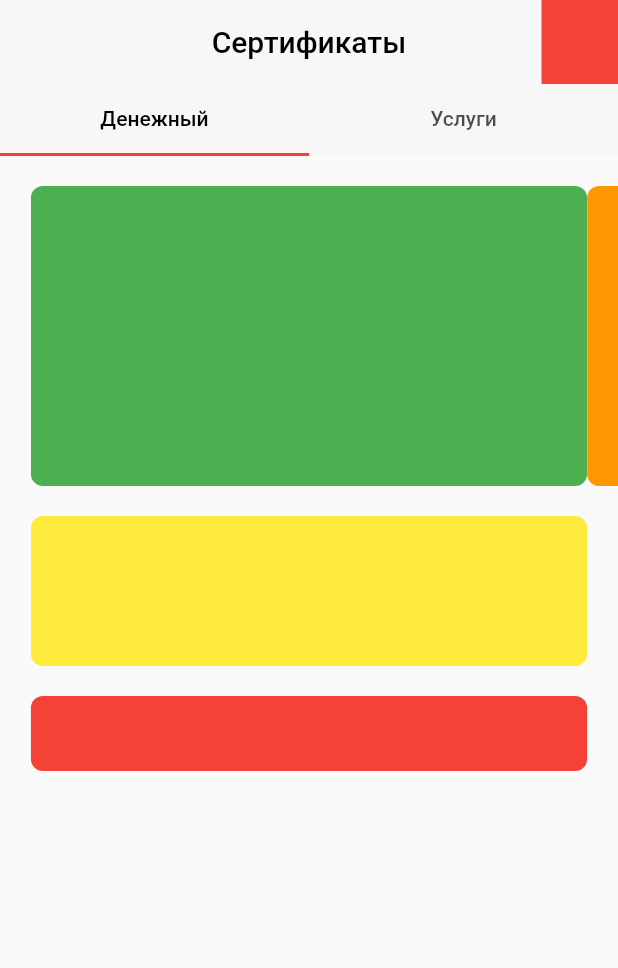
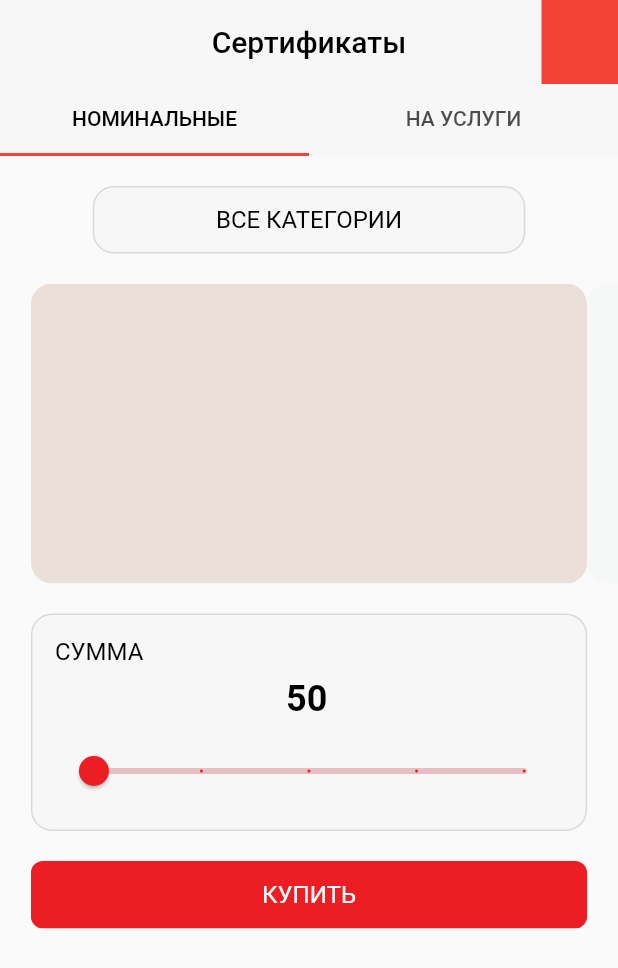
Before and after one commit to pokenem/mtc_xackaton, a Flutter app: the screen it shows after launch, on a phone screen of 412 x 824 dp. Shown: the top 968 px of the screen. Run offline on Flutter 3.47's test engine with Material 2 defaults, Android fonts, the phone set to English and light mode, and no system bars; Roboto replaces fonts that are missing (Arial).

```diff
--- a/lib/ui/app.dart
+++ b/lib/ui/app.dart
@@ -15,7 +15,7 @@ class App extends StatelessWidget {
   @override
   Widget build(BuildContext context) {
     return MaterialApp.router(
-      title: "MTS Hackaton",
+      title: "MTS Hackathon",
       routerDelegate: _routerDelegate,
       routeInformationParser: _routeInformationParser,
     );
--- a/lib/ui/pages/main_page/tabs/tab_money.dart
+++ b/lib/ui/pages/main_page/tabs/tab_money.dart
@@ -1,8 +1,61 @@
+import 'dart:ui';
+
 import 'package:flutter/material.dart';
+import 'package:flutter/services.dart';
 import 'package:mtc_xackaton/ui/widgets/banner.dart';
 
-class TabMoney extends StatelessWidget {
+int nCategories = 4;
+List<String> categories = [
+  'ВСЕ КАТЕГОРИИ',
+  'БЕБЕБЕ',
+  'БАБАБА',
+  'БУБУБУ',
+];
+
+class TabMoney extends StatefulWidget {
   const TabMoney({super.key});
+
+  @override
+  State<TabMoney> createState() => _TabMoneyState();
+}
+
+class _TabMoneyState extends State<TabMoney> {
+  int categoryInd = 0;
+  double amount = 50;
+
+  late PageController pageController;
+  late TextEditingController textController;
+
+  void onChangeCategory(int newCategoryInd) {
+    setState(() {
+      categoryInd = newCategoryInd;
+    });
+  }
+
+  void onBuy() {
+    print("buy");
+  }
+
+  @override
+  void initState() {
+    super.initState();
+
+    pageController = PageController(viewportFraction: 0.9);
+
+    textController = TextEditingController(text: amount.round().toString());
+    textController.addListener(() {
+      setState(() {
+        amount = textController.text.isEmpty ? 0 : double.parse(textController.text);
+      });
+    });
+  }
+
+  @override
+  void dispose() {
+    pageController.dispose();
+
+    super.dispose();
+  }
 
   @override
   Widget build(BuildContext context) {
@@ -10,41 +63,131 @@ class TabMoney extends StatelessWidget {
       builder: (context, constraints) {
         return ListView(
           children: [
-            SizedBox(height: 20),
+            const SizedBox(height: 20),
+            FractionallySizedBox(
+              widthFactor: 0.7,
+              child: Container(
+                decoration: BoxDecoration(
+                  borderRadius: BorderRadius.circular(14),
+                  border: Border.all(color: const Color(0xFFD9D9D9)),
+                  color: const Color(0xFFF7F7F7),
+                ),
+                alignment: Alignment.center,
+                height: 45,
+                child: Text(
+                  categories[categoryInd],
+                  style: const TextStyle(
+                    color: Colors.black,
+                    fontFamily: "Arial",
+                    fontSize: 16,
+                  ),
+                ),
+              ),
+            ),
+            const SizedBox(height: 20),
             ConstrainedBox(
               constraints:
                   BoxConstraints.loose(Size(constraints.maxWidth, 200)),
-              child: PageView(
-                controller: PageController(viewportFraction: 0.9),
-                children: [
-                  MyBanner(child: ColoredBox(color: Colors.green)),
-                  MyBanner(child: ColoredBox(color: Colors.orange)),
-                  MyBanner(child: ColoredBox(color: Colors.cyan)),
-                ],
+              child: PageView.builder(
+                controller: pageController,
+                onPageChanged: onChangeCategory,
+                itemCount: nCategories,
+                itemBuilder: (BuildContext context, int index) => MyBanner(
+                  child: ColoredBox(
+                    color: Color(categories[index].hashCode),
+                  ),
+                ),
               ),
             ),
-            SizedBox(height: 20),
+            const SizedBox(height: 20),
             FractionallySizedBox(
               widthFactor: 0.9,
               child: Container(
                 decoration: BoxDecoration(
-                  borderRadius: BorderRadius.circular(8),
-                  color: Colors.yellow,
+                  borderRadius: BorderRadius.circular(14),
+                  border: Border.all(color: const Color(0xFFD9D9D9)),
+                  color: const Color(0xFFF7F7F7),
                 ),
-                height: 100,
+                padding: const EdgeInsets.all(15),
+                child: Column(
+                  children: [
+                    const Align(
+                      alignment: Alignment.centerLeft,
+                      child: Text(
+                        "СУММА",
+                        style: TextStyle(
+                          color: Colors.black,
+                          fontFamily: "Arial",
+                          fontSize: 16,
+                        ),
+                      ),
+                    ),
+                    const SizedBox(height: 8),
+                    SizedBox(
+                      height: 30,
+                      child: TextField(
+                        controller: textController,
+                        keyboardType: TextInputType.number,
+                        inputFormatters: [
+                          FilteringTextInputFormatter.digitsOnly,
+                          LengthLimitingTextInputFormatter(4),
+                        ],
+                        textAlign: TextAlign.center,
+                        decoration: const InputDecoration.collapsed(hintText: ""),
+                        cursorColor: const Color(0xFFed1d24),
+                        style: const TextStyle(
+                          fontFamily: "Arial",
+                          fontWeight: FontWeight.bold,
+                          fontSize: 24,
+                          color: Colors.black,
+                        ),
+                      ),
+                    ),
+                    const SizedBox(height: 8),
+                    Slider(
+                      activeColor: const Color(0xFFed1d24),
+                      inactiveColor: const Color(0xffe7bfc1),
+                      value: clampDouble(amount / 50, 1, 5),
+                      divisions: 4,
+                      onChanged: (value) {
+                        setState(() {
+                          amount = value * 50;
+                          textController.text = amount.round().toString();
+                        });
+                      },
+                      min: 1,
+                      max: 5,
+                    ),
+                  ],
+                ),
               ),
             ),
-            SizedBox(height: 20),
+            const SizedBox(height: 20),
             FractionallySizedBox(
               widthFactor: 0.9,
-              child: Container(
-                decoration: BoxDecoration(
-                  borderRadius: BorderRadius.circular(8),
-                  color: Colors.red,
+              child: ClipRRect(
+                borderRadius: BorderRadius.circular(8),
+                child: Material(
+                  color: const Color(0xFFed1d24),
+                  child: InkWell(
+                    onTap: onBuy,
+                    child: Container(
+                      alignment: Alignment.center,
+                      height: 45,
+                      child: const Text(
+                        "КУПИТЬ",
+                        style: TextStyle(
+                          color: Colors.white,
+                          fontFamily: "Arial",
+                          fontSize: 16,
+                        ),
+                      ),
+                    ),
+                  ),
                 ),
-                height: 50,
               ),
             ),
+            const SizedBox(height: 20),
           ],
         );
       },
--- a/lib/ui/widgets/app_bar.dart
+++ b/lib/ui/widgets/app_bar.dart
@@ -51,8 +51,8 @@ PreferredSizeWidget createAppBarTabs({
       indicatorColor: Colors.red,
       labelColor: Colors.black,
       tabs: [
-        Tab(text: "Денежный"),
-        Tab(text: "Услуги"),
+        Tab(text: "НОМИНАЛЬНЫЕ"),
+        Tab(text: "НА УСЛУГИ"),
       ],
     ),
   );
--- a/lib/ui/widgets/banner.dart
+++ b/lib/ui/widgets/banner.dart
@@ -11,7 +11,7 @@ class MyBanner extends StatelessWidget {
   @override
   Widget build(BuildContext context) {
     return ClipRRect(
-      borderRadius: BorderRadius.circular(8),
+      borderRadius: BorderRadius.circular(14),
       child: child,
     );
   }
--- a/pubspec.yaml
+++ b/pubspec.yaml
@@ -58,10 +58,8 @@ flutter:
   # the material Icons class.
   uses-material-design: true
 
-  # To add assets to your application, add an assets section, like this:
-  # assets:
-  #   - images/a_dot_burr.jpeg
-  #   - images/a_dot_ham.jpeg
+  assets:
+   - assets/
 
   # An image asset can refer to one or more resolution-specific "variants", see
   # https://flutter.dev/assets-and-images/#resolution-aware
```
Also changed, not shown: assets/egg.png (added).
